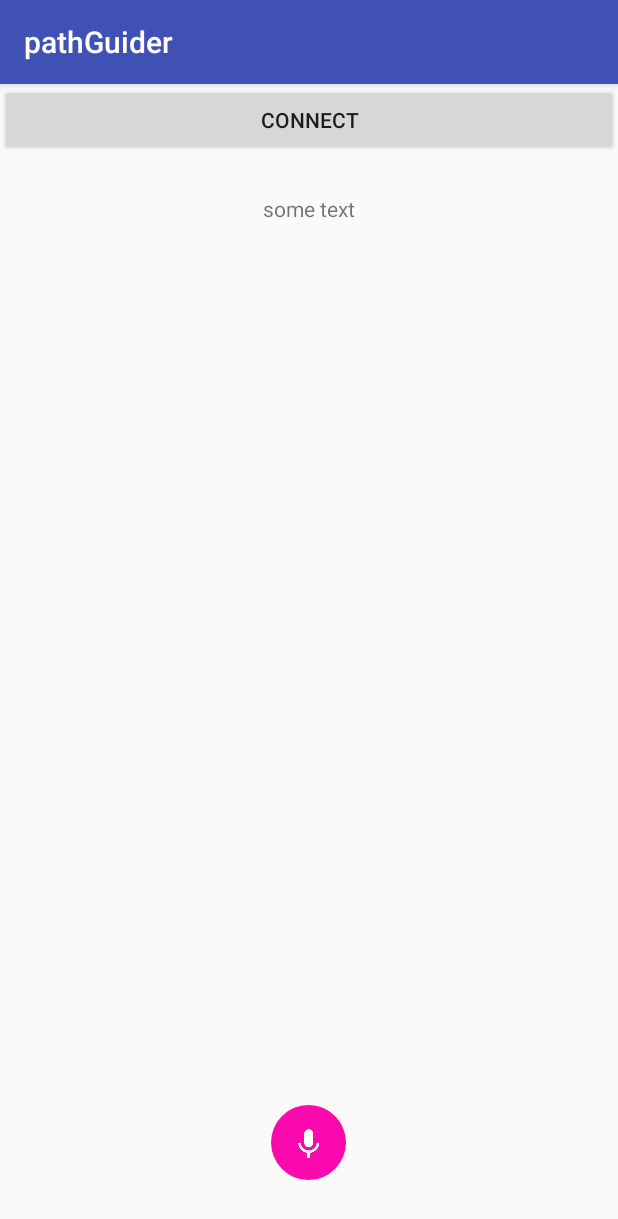
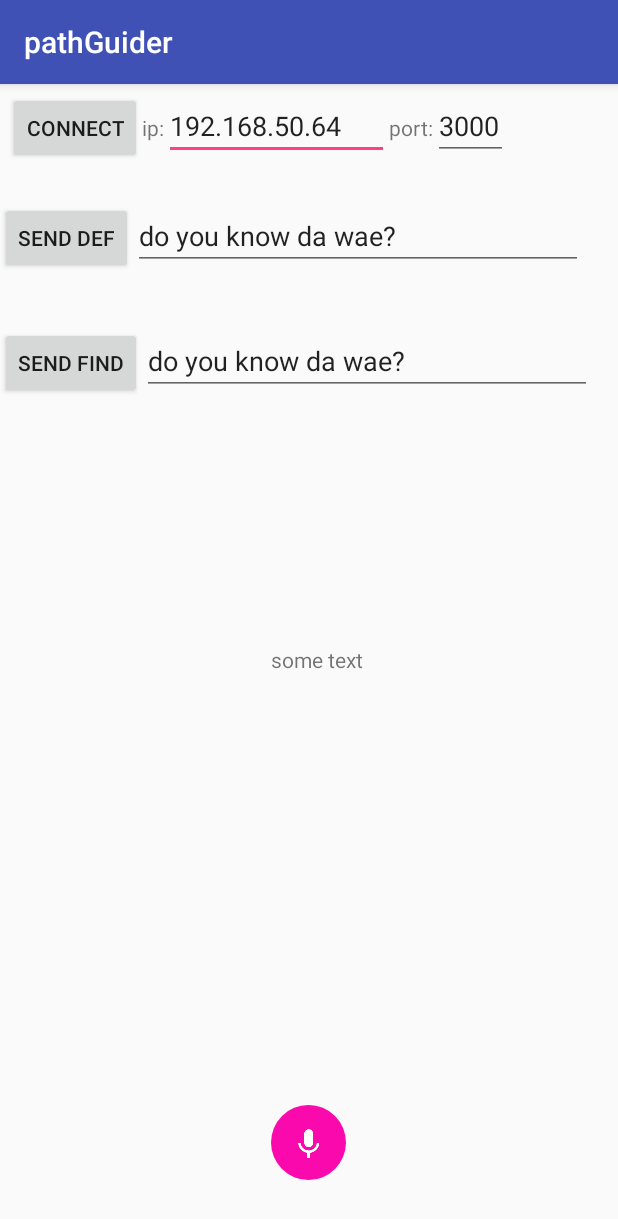
Before and after one commit to tpan496/Pennapps-Path-Guider, an Android app: the screen it shows after launch (MainActivity), after a tap on "CONNECT", on a phone screen of 412 x 824 dp. Shown: the top 1219 px of the screen. Run offline under Robolectric (Android 15) with nearby library versions, the phone set to English and light mode, and no system bars; libraries missing offline, so code that uses them is left out: io.socket.client; 3 statements that could not run were skipped.

Commit message:
i do not know da way

```diff
--- /dev/null
+++ b/path_guider_app/app/src/main/java/pantianlei/pathguider/Client.java
@@ -0,0 +1,89 @@
+package pantianlei.pathguider;
+
+import android.util.Log;
+
+import java.io.BufferedReader;
+import java.io.InputStreamReader;
+import java.io.OutputStream;
+import java.io.PrintWriter;
+import java.net.Socket;
+import java.util.concurrent.ExecutorService;
+import java.util.concurrent.Executors;
+
+/**
+ * Created by pantianlei on 19/01/2018.
+ */
+
+public class Client {
+
+    private final static String TAG = "client";
+    private ExecutorService executorService = Executors.newFixedThreadPool(4);
+
+    String ip;
+    int port;
+    private static Socket socket;
+    PrintWriter pw;
+
+    Client(String ip, int port) {
+        this.ip = ip;
+        this.port = port;
+    }
+
+    public void connect(){
+        executorService.submit(new Runnable() {
+            @Override
+            public void run() {
+                try {
+                    Log.e(TAG,"attempt socket connection to "+ip+":"+port);
+                    socket = new Socket(ip, port);
+                    Log.e(TAG, "socket started");
+                    OutputStream dout= socket.getOutputStream();
+                    BufferedReader in = new BufferedReader(new InputStreamReader(socket.getInputStream()));
+                    for (String inputLine; (inputLine = in.readLine()) != null;) {
+                        Log.e(TAG, "received"+inputLine);
+                    }
+                    Log.e(TAG,"connection end");
+
+                }catch (Exception e){
+                    Log.e(TAG, e.toString());
+                }finally {
+                    //Closing the socket
+                    try {
+                        socket.close();
+                    } catch(Exception e) {
+                        e.printStackTrace();
+                    }
+                }
+            }
+        });
+    }
+
+    public void sendDEF(final String msg){
+        executorService.submit(new Runnable() {
+            @Override
+            public void run() {
+                try {
+                    if(socket != null) {
+                        socket.close();
+                    }
+                    Log.e(TAG,"attempt socket connection to "+ip+":"+port);
+                    socket = new Socket(ip, port);
+                    Log.e(TAG, "socket started");
+                    OutputStream dout= socket.getOutputStream();
+                    pw = new PrintWriter(dout);
+                    pw.print("DEF " + msg);
+                    pw.flush();
+                    BufferedReader in = new BufferedReader(new InputStreamReader(socket.getInputStream()));
+                    for (String inputLine; (inputLine = in.readLine()) != null;) {
+                        Log.e(TAG, "received"+inputLine);
+                    }
+                    Log.e(TAG,"connection end");
+
+                }catch (Exception e){
+                    Log.e(TAG, e.toString());
+                }
+            }
+        });
+    }
+
+}
--- a/path_guider_app/app/src/main/java/pantianlei/pathguider/Constants.java
+++ b/path_guider_app/app/src/main/java/pantianlei/pathguider/Constants.java
@@ -6,5 +6,5 @@ package pantianlei.pathguider;
 
 public class Constants {
 
-    public final static String CHAT_SERVER_URL = "http://192.168.50.205:3000";
+    public final static String CHAT_SERVER_URL = "http://192.168.50.45:6666";
 }
--- a/path_guider_app/app/src/main/java/pantianlei/pathguider/MainActivity.java
+++ b/path_guider_app/app/src/main/java/pantianlei/pathguider/MainActivity.java
@@ -8,18 +8,16 @@ import android.widget.Button;
 import android.widget.TextView;
 import android.widget.Toast;
 
-import io.socket.client.Socket;
-import io.socket.emitter.Emitter;
-
 public class MainActivity extends AppCompatActivity {
 
     private final static String TAG = "main";
 
     private Button connectButton;
-    private String addr;
+    private Button sendButton;
+    private TextView response;
+    private Client client;
+    private String ip;
     private int port;
-    private TextView response;
-    private Socket mSocket;
 
     private boolean isConnected = true;
 
@@ -29,82 +27,28 @@ public class MainActivity extends AppCompatActivity {
         setContentView(R.layout.activity_main);
 
         connectButton = (Button) findViewById(R.id.connectButton);
+        sendButton = (Button) findViewById(R.id.sendButton);
         response = (TextView) findViewById(R.id.connectText);
 
         final PathGuiderApplication app = (PathGuiderApplication) getApplication();
+        ip = "192.168.50.64";
+        port = 6666;
 
-        mSocket = app.getSocket();
+        client = new Client(ip, port);
+
         connectButton.setOnClickListener(new View.OnClickListener() {
             @Override
             public void onClick(View view) {
-                mSocket.disconnect();
-                mSocket.connect();
+                client = new Client(ip, port);
+                client.connect();
             }
         });
 
-        mSocket.on("new_user", onConnect);
-        mSocket.on(Socket.EVENT_CONNECT, onConnect);
-        mSocket.on(Socket.EVENT_DISCONNECT,onDisconnect);
-        mSocket.on(Socket.EVENT_CONNECT_ERROR, onConnectError);
-        mSocket.on(Socket.EVENT_CONNECT_TIMEOUT, onConnectError);
-    }
-
-    private Emitter.Listener onConnect = new Emitter.Listener() {
-        @Override
-        public void call(Object... args) {
-            runOnUiThread(new Runnable() {
-                @Override
-                public void run() {
-                    if(!isConnected) {
-                        mSocket.emit("Device connected", "connected!");
-                        Toast.makeText(getApplicationContext(),
-                                "connected", Toast.LENGTH_LONG).show();
-                        Log.e(TAG, "connected");
-                        isConnected = true;
-                    }
-                }
-            });
-        }
-    };
-
-    private Emitter.Listener onDisconnect = new Emitter.Listener() {
-        @Override
-        public void call(Object... args) {
-            runOnUiThread(new Runnable() {
-                @Override
-                public void run() {
-                    Log.i(TAG, "diconnected");
-                    isConnected = false;
-                    Toast.makeText(getApplicationContext(),
-                            "disconnected", Toast.LENGTH_LONG).show();
-                }
-            });
-        }
-    };
-
-    private Emitter.Listener onConnectError = new Emitter.Listener() {
-        @Override
-        public void call(Object... args) {
-            runOnUiThread(new Runnable() {
-                @Override
-                public void run() {
-                    Log.e(TAG, "Error connecting");
-                    Toast.makeText(getApplicationContext(),
-                            "connection error", Toast.LENGTH_LONG).show();
-                }
-            });
-        }
-    };
-
-    @Override
-    public void onDestroy() {
-        super.onDestroy();
-
-        mSocket.disconnect();
-
-        mSocket.off(Socket.EVENT_CONNECT, onConnect);
-        mSocket.off(Socket.EVENT_DISCONNECT, onDisconnect);
-        mSocket.off(Socket.EVENT_CONNECT_ERROR, onConnectError);
-        mSocket.off(Socket.EVENT_CONNECT_TIMEOUT, onConnectError);
+        sendButton.setOnClickListener(new View.OnClickListener() {
+            @Override
+            public void onClick(View view) {
+                client.sendDEF("wtf gg smida");
+            }
+        });
     }
 }
--- a/path_guider_app/app/src/main/res/layout/activity_main.xml
+++ b/path_guider_app/app/src/main/res/layout/activity_main.xml
@@ -11,9 +11,9 @@
         android:id="@+id/connectText"
         android:layout_width="wrap_content"
         android:layout_height="wrap_content"
-        android:layout_alignParentTop="true"
-        android:layout_centerHorizontal="true"
-        android:layout_marginTop="73dp"
+        android:layout_alignLeft="@+id/button"
+        android:layout_alignStart="@+id/button"
+        android:layout_centerVertical="true"
         android:text="some text" />
 
     <ImageButton
@@ -25,15 +25,80 @@
         android:layout_marginBottom="37dp"
         android:background="@drawable/roundbutton"
         app:srcCompat="@drawable/ic_keyboard_voice_white_24dp" />
-
-    <Button
-        android:id="@+id/connectButton"
+    <LinearLayout
         android:layout_width="match_parent"
         android:layout_height="wrap_content"
+        android:orientation="horizontal"
+        android:layout_margin="5dp"
+        android:id="@+id/server">
+        <Button
+            android:id="@+id/connectButton"
+            android:layout_width="wrap_content"
+            android:layout_height="wrap_content"
+            android:layout_alignParentLeft="true"
+            android:layout_alignParentStart="true"
+            android:layout_alignParentTop="true"
+            android:text="connect" />
+        <TextView
+            android:layout_width="wrap_content"
+            android:layout_height="wrap_content"
+            android:text="ip:"/>
+        <EditText
+            android:layout_width="150dp"
+            android:layout_height="wrap_content"
+            android:text="192.168.50.64"/>
+        <TextView
+            android:layout_width="wrap_content"
+            android:layout_height="wrap_content"
+            android:text="port:"/>
+        <EditText
+            android:layout_width="50dp"
+            android:layout_height="wrap_content"
+            android:text="3000"/>
+    </LinearLayout>
+
+
+    <LinearLayout
+        android:layout_width="match_parent"
+        android:layout_height="wrap_content"
+        android:layout_below="@+id/server"
         android:layout_alignParentLeft="true"
         android:layout_alignParentStart="true"
-        android:layout_alignParentTop="true"
-        android:text="connect" />
+        android:layout_marginTop="20dp"
+        android:orientation="horizontal"
+        android:id="@+id/defs">
+        <Button
+            android:id="@+id/sendDEFButton"
+            android:layout_width="wrap_content"
+            android:layout_height="wrap_content"
+            android:text="send def" />
+        <EditText
+            android:layout_width="300dp"
+            android:layout_height="wrap_content"
+            android:text="do you know da wae?"/>
+    </LinearLayout>
+
+    <LinearLayout
+        android:layout_width="match_parent"
+        android:layout_height="wrap_content"
+        android:layout_below="@+id/defs"
+        android:layout_alignParentLeft="true"
+        android:layout_alignParentStart="true"
+        android:layout_marginTop="35dp"
+        android:orientation="horizontal">
+        <Button
+            android:id="@+id/sendFINDButton"
+            android:layout_width="wrap_content"
+            android:layout_height="wrap_content"
+            android:text="send find" />
+        <EditText
+            android:layout_width="300dp"
+            android:layout_height="wrap_content"
+            android:text="do you know da wae?"/>
+    </LinearLayout>
+
+
+
 
 
 </RelativeLayout>
```
